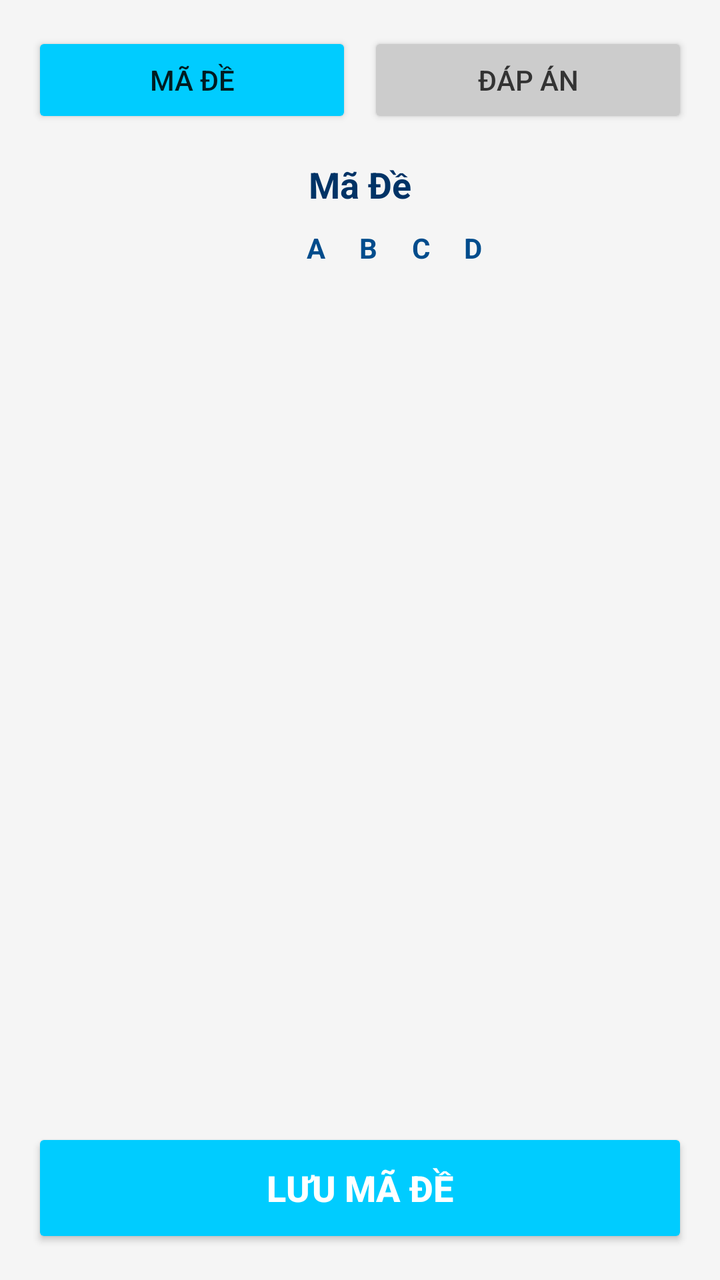
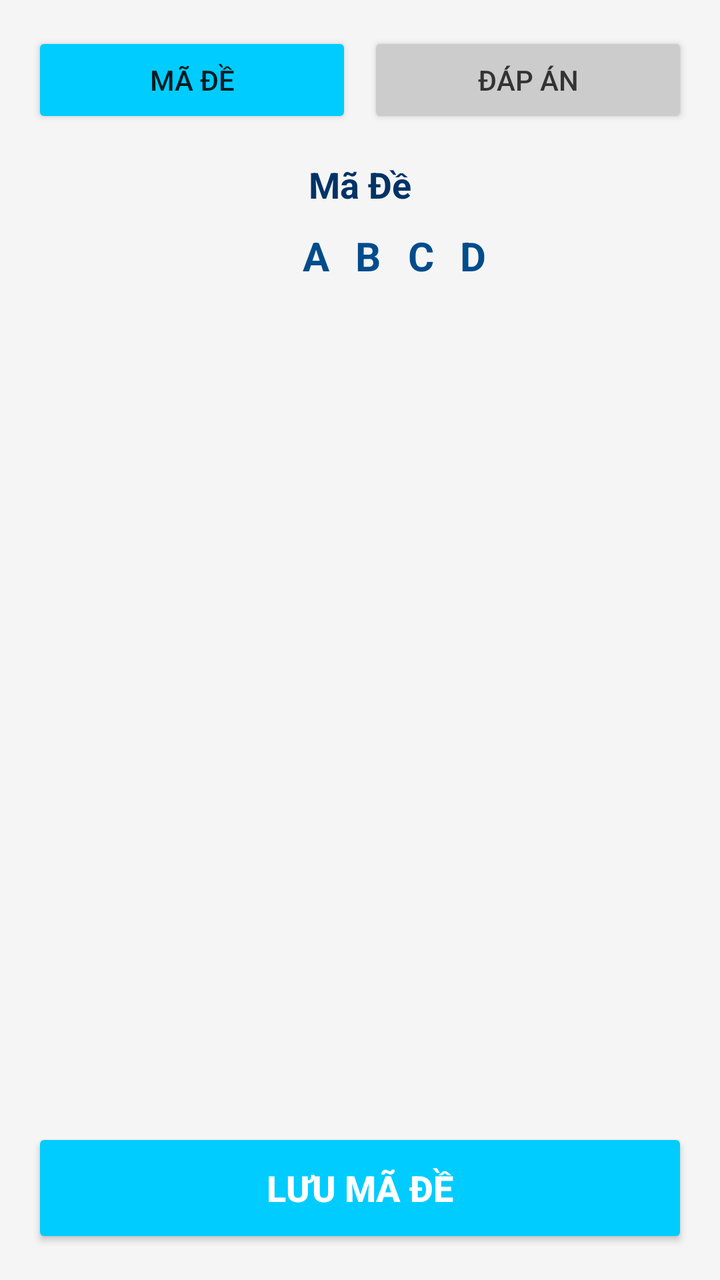

Compare the two renders of this Android layout. The source of the first and the diff that turns it into the second are given below.
<!-- AndroidManifest.xml: application theme Theme.Android_Python -->
<!-- res/layout/fragment_tao_dap_an.xml -->
<?xml version="1.0" encoding="utf-8"?>
<LinearLayout xmlns:android="http://schemas.android.com/apk/res/android"
    android:layout_width="match_parent"
    android:layout_height="match_parent"
    android:orientation="vertical"
    android:background="#F5F5F5">

    <LinearLayout
        android:layout_width="match_parent"
        android:layout_height="wrap_content"
        android:padding="16dp"
        android:gravity="center"
        android:orientation="horizontal">

        <Button
            android:id="@+id/btnTabMaDe"
            android:layout_width="0dp"
            android:layout_weight="1"
            android:layout_height="wrap_content"
            android:text="Mã Đề"
            android:backgroundTint="#00CCFF"
            android:layout_marginEnd="8dp"/>

        <Button
            android:id="@+id/btnTabDapAn"
            android:layout_width="0dp"
            android:layout_weight="1"
            android:layout_height="wrap_content"
            android:text="Đáp Án"
            android:backgroundTint="#CCCCCC"
            android:textColor="#333"/>
    </LinearLayout>

    <TextView
        android:id="@+id/tvCurrentMode"
        android:layout_width="match_parent"
        android:layout_height="wrap_content"
        android:text="Mã Đề"
        android:gravity="center"
        android:textColor="#003366"
        android:textSize="18sp"
        android:layout_marginBottom="10dp"
        android:textStyle="bold"/>

    <LinearLayout
        android:layout_width="match_parent"
        android:layout_height="wrap_content"
        android:orientation="horizontal"
        android:paddingHorizontal="20dp"
        android:layout_marginBottom="5dp">

        <View
            android:layout_width="40dp"
            android:layout_height="0dp" />

        <LinearLayout
            android:layout_width="226dp"
            android:layout_height="wrap_content"
            android:layout_marginBottom="5dp"
            android:orientation="horizontal"
            android:paddingHorizontal="36dp">

            <View
                android:layout_width="50dp"
                android:layout_height="0dp" />

            <LinearLayout
                android:id="@+id/layoutHeaderLabels"
                android:layout_width="0dp"
                android:layout_height="wrap_content"
                android:layout_weight="1"
                android:gravity="center"
                android:orientation="horizontal"
                android:weightSum="4">

                <TextView
                    android:layout_width="49dp"
                    android:layout_height="wrap_content"
                    android:layout_weight="1"
                    android:gravity="center"
                    android:text="A"
                    android:textColor="#004C8C"
                    android:textStyle="bold" />

                <TextView
                    android:layout_width="52dp"
                    android:layout_height="wrap_content"
                    android:layout_weight="1"
                    android:gravity="center"
                    android:text="B"
                    android:textColor="#004C8C"
                    android:textStyle="bold" />

                <TextView
                    android:layout_width="50dp"
                    android:layout_height="wrap_content"
                    android:layout_weight="1"
                    android:gravity="center"
                    android:text="C"
                    android:textColor="#004C8C"
                    android:textStyle="bold" />

                <TextView
                    android:layout_width="52dp"
                    android:layout_height="wrap_content"
                    android:layout_weight="1"
                    android:gravity="center"
                    android:text="D"
                    android:textColor="#004C8C"
                    android:textStyle="bold" />
            </LinearLayout>
        </LinearLayout>
    </LinearLayout>

    <androidx.recyclerview.widget.RecyclerView
        android:id="@+id/rvChoices"
        android:layout_width="match_parent"
        android:layout_height="0dp"
        android:layout_weight="1"
        android:paddingHorizontal="20dp"
        android:clipToPadding="false"
        android:scrollbars="vertical"
        android:scrollbarStyle="outsideOverlay" />

    <Button
        android:id="@+id/btnSaveAnswerKey"
        android:layout_width="match_parent"
        android:layout_height="60dp"
        android:layout_margin="16dp"
        android:text="LƯU MÃ ĐỀ"
        android:textSize="18sp"
        android:textStyle="bold"
        android:backgroundTint="#00CCFF"
        android:textColor="#FFFFFF"/>

</LinearLayout>
<!-- resources referenced by this layout -->
<resources>
  <style name="Theme.Android_Python" parent="Theme.AppCompat.Light.NoActionBar" />
</resources>

<!-- the commit's change to res/layout/fragment_tao_dap_an.xml (unified diff, before → after) -->
@@ -79,6 +79,7 @@
                     android:layout_weight="1"
                     android:gravity="center"
                     android:text="A"
+                    android:textSize="20sp"
                     android:textColor="#004C8C"
                     android:textStyle="bold" />
 
@@ -88,6 +89,7 @@
                     android:layout_weight="1"
                     android:gravity="center"
                     android:text="B"
+                    android:textSize="20sp"
                     android:textColor="#004C8C"
                     android:textStyle="bold" />
 
@@ -97,6 +99,7 @@
                     android:layout_weight="1"
                     android:gravity="center"
                     android:text="C"
+                    android:textSize="20sp"
                     android:textColor="#004C8C"
                     android:textStyle="bold" />
 
@@ -106,6 +109,7 @@
                     android:layout_weight="1"
                     android:gravity="center"
                     android:text="D"
+                    android:textSize="20sp"
                     android:textColor="#004C8C"
                     android:textStyle="bold" />
             </LinearLayout>
